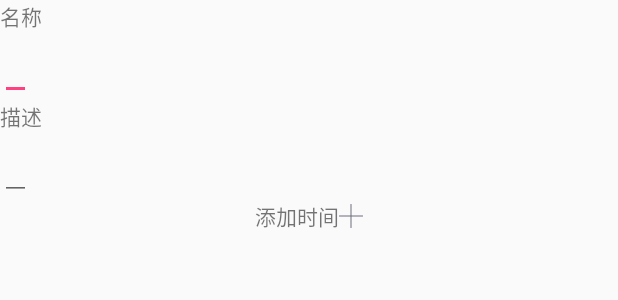
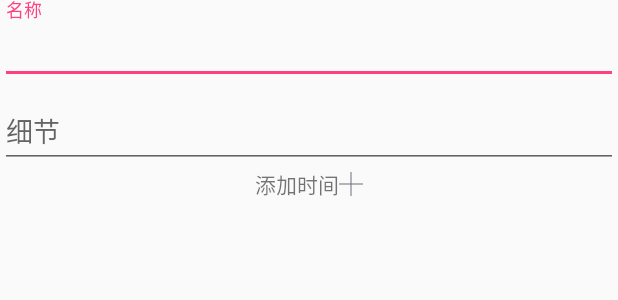
Before and after one commit to w-mj/Time_Manager_Reconstruction, an Android app: the layout new_schedule_add_item_dialog.xml on its own in the app's theme, with its tools: preview values and no code run, on a phone screen of 412 x 824 dp. Shown: the top 300 px of the screen. Run offline under Robolectric (Android 15) with nearby library versions, the phone set to English and light mode, and no system bars.

Commit message:
hint of add item dialog's input box

```diff
--- a/app/build.gradle
+++ b/app/build.gradle
@@ -34,6 +34,7 @@ dependencies {
     compile 'com.android.support:appcompat-v7:25.3.1'
     compile 'com.android.support:design:25.3.1'
     compile 'com.android.support:support-v4:25.3.1'
+    compile 'com.android.support:design:25.3.1'
 
     testCompile 'junit:junit:4.12'
 }
--- a/app/src/main/res/layout/new_schedule_add_item_dialog.xml
+++ b/app/src/main/res/layout/new_schedule_add_item_dialog.xml
@@ -4,29 +4,30 @@
     android:layout_height="match_parent"
     android:orientation="vertical">
 
-    <TextView
-        android:layout_width="wrap_content"
-        android:layout_height="wrap_content"
-        android:text="名称" />
-
+    <android.support.design.widget.TextInputLayout
+        android:layout_width="match_parent"
+        android:layout_height="wrap_content">
         <EditText
             android:id="@+id/nsaid_name"
             style="@style/Widget.AppCompat.EditText"
-        android:layout_width="wrap_content"
+            android:layout_width="match_parent"
             android:layout_height="wrap_content"
             android:inputType="text"
+            android:hint="名称"
             android:maxLines="1" />
+    </android.support.design.widget.TextInputLayout>
 
-    <TextView
-        android:layout_width="wrap_content"
-        android:layout_height="wrap_content"
-        android:text="描述" />
-
+    <android.support.design.widget.TextInputLayout
+        android:layout_width="match_parent"
+        android:layout_height="wrap_content">
         <EditText
             android:id="@+id/nsaid_detail"
-        android:layout_width="wrap_content"
+            android:layout_width="match_parent"
             android:layout_height="wrap_content"
+            android:hint="细节"
             android:inputType="textMultiLine" />
+    </android.support.design.widget.TextInputLayout>
+
 
     <ScrollView
         android:layout_width="match_parent"
--- a/app/src/main/res/layout/new_schedule_add_item_dialog_time.xml
+++ b/app/src/main/res/layout/new_schedule_add_item_dialog_time.xml
@@ -26,7 +26,7 @@
             android:layout_height="wrap_content"
             android:layout_toStartOf="@id/nsaidt_switch"
             android:text="重复"
-            android:textSize="18sp" />
+            android:textAppearance="@android:style/TextAppearance.Material.Small" />
 
 
     </RelativeLayout>
```
Lines whose indentation alone changed are shown as unchanged.
